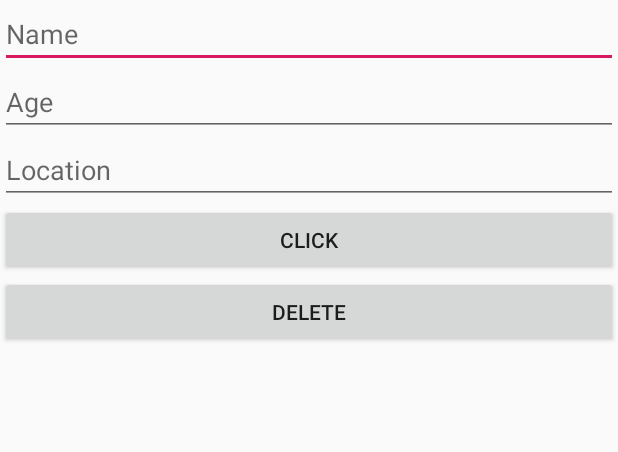
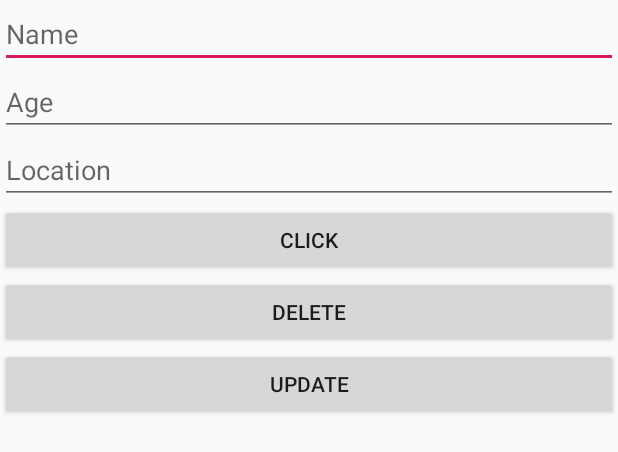
Before and after one commit to kiranpande1987/sqlitedemo, an Android app: the layout activity_main.xml on its own in the app's theme, with its tools: preview values and no code run, on a phone screen of 412 x 824 dp. Shown: the top 452 px of the screen. Run offline under Robolectric (Android 15) with nearby library versions, the phone set to English and light mode, and no system bars.

Commit message:
Added "Update into Table" functionality. <Pending>

```diff
--- a/app/src/main/java/com/i64bits/sqlitedemo/User.java
+++ b/app/src/main/java/com/i64bits/sqlitedemo/User.java
@@ -2,6 +2,8 @@ package com.i64bits.sqlitedemo;
 
 public class User
 {
+    private long id = -1;
+
     private String name = "Kiran";
     private Integer age = 22;
     private String location = "Pune";
@@ -18,6 +20,10 @@ public class User
         this.location = location;
     }
 
+    public long getId() {
+        return id;
+    }
+
     public String getName() {
         return name;
     }
--- a/app/src/main/java/com/i64bits/sqlitedemo/Utils.java
+++ b/app/src/main/java/com/i64bits/sqlitedemo/Utils.java
@@ -24,6 +24,8 @@ public class Utils
                 field.setAccessible(true);
                 String name = field.getName();
                 Object value = field.get(model);
+
+                if(value.toString().equalsIgnoreCase("-1")) continue;
 
                 Log.e(TAG, "modelToContentView: "+ name + "-" + value.toString());
 
--- a/app/src/main/res/layout/activity_main.xml
+++ b/app/src/main/res/layout/activity_main.xml
@@ -41,6 +41,13 @@
             android:text="Delete"
             />
 
+        <Button
+            android:id="@+id/btnUpdate"
+            android:layout_width="match_parent"
+            android:layout_height="wrap_content"
+            android:text="Update"
+            />
+
         <ListView
             android:id="@+id/lstUsers"
             android:layout_width="match_parent"
```
Also changed, not shown: app/src/main/java/com/i64bits/sqlitedemo/DBHelper.java (+9 -0 lines), app/src/main/java/com/i64bits/sqlitedemo/MainActivity.java (+31 -4 lines).
